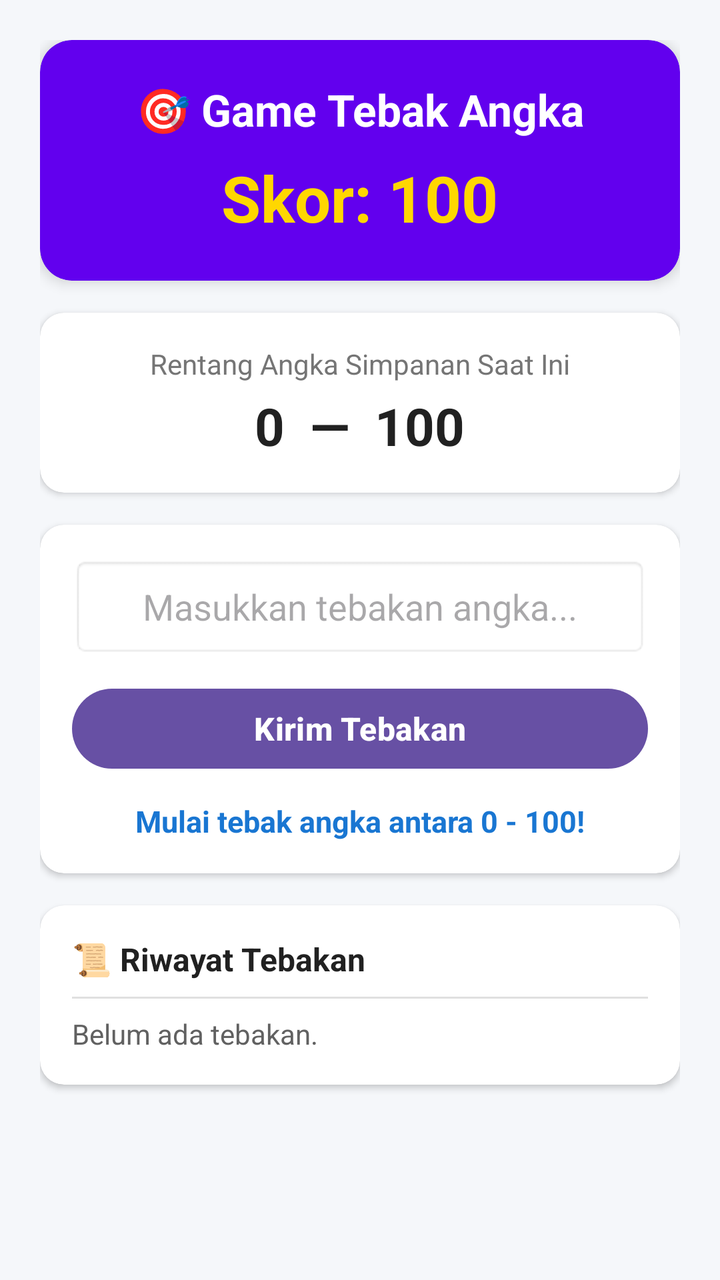
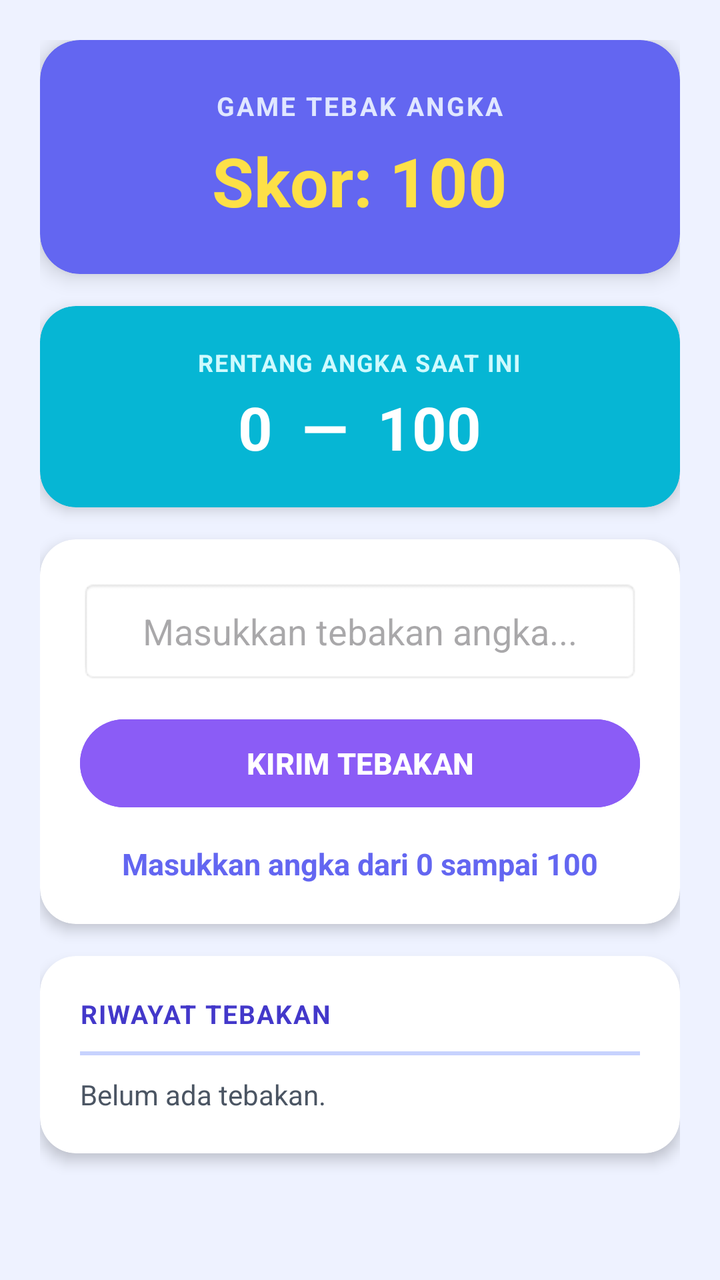

Two renders of the same Android screen: before a commit and after it. Below are the layout's source before the change and the commit's diff.
<!-- AndroidManifest.xml: application theme Theme.UTSTebakAngka -->
<!-- res/layout/activity_main.xml -->
<?xml version="1.0" encoding="utf-8"?>
<ScrollView xmlns:android="http://schemas.android.com/apk/res/android"
    xmlns:app="http://schemas.android.com/apk/res-auto"
    android:id="@+id/main"
    android:layout_width="match_parent"
    android:layout_height="match_parent"
    android:fillViewport="true"
    android:background="#F5F7FA">

    <LinearLayout
        android:layout_width="match_parent"
        android:layout_height="wrap_content"
        android:orientation="vertical"
        android:padding="20dp">

        
        <androidx.cardview.widget.CardView
            android:layout_width="match_parent"
            android:layout_height="wrap_content"
            android:layout_marginBottom="16dp"
            app:cardCornerRadius="16dp"
            app:cardElevation="4dp"
            app:cardBackgroundColor="#6200EE">

            <LinearLayout
                android:layout_width="match_parent"
                android:layout_height="wrap_content"
                android:orientation="vertical"
                android:gravity="center"
                android:padding="20dp">

                <TextView
                    android:layout_width="wrap_content"
                    android:layout_height="wrap_content"
                    android:text="🎯 Game Tebak Angka"
                    android:textColor="#FFFFFF"
                    android:textSize="22sp"
                    android:textStyle="bold" />

                <TextView
                    android:id="@+id/tvScore"
                    android:layout_width="wrap_content"
                    android:layout_height="wrap_content"
                    android:layout_marginTop="8dp"
                    android:text="Skor: 100"
                    android:textColor="#FFD700"
                    android:textSize="32sp"
                    android:textStyle="bold" />
            </LinearLayout>
        </androidx.cardview.widget.CardView>

        
        <androidx.cardview.widget.CardView
            android:layout_width="match_parent"
            android:layout_height="wrap_content"
            android:layout_marginBottom="16dp"
            app:cardCornerRadius="12dp"
            app:cardElevation="2dp"
            app:cardBackgroundColor="#FFFFFF">

            <LinearLayout
                android:layout_width="match_parent"
                android:layout_height="wrap_content"
                android:orientation="vertical"
                android:gravity="center"
                android:padding="16dp">

                <TextView
                    android:layout_width="wrap_content"
                    android:layout_height="wrap_content"
                    android:text="Rentang Angka Simpanan Saat Ini"
                    android:textColor="#757575"
                    android:textSize="14sp" />

                <TextView
                    android:id="@+id/tvRange"
                    android:layout_width="wrap_content"
                    android:layout_height="wrap_content"
                    android:layout_marginTop="4dp"
                    android:text="0  —  100"
                    android:textColor="#212121"
                    android:textSize="26sp"
                    android:textStyle="bold" />
            </LinearLayout>
        </androidx.cardview.widget.CardView>

        
        <androidx.cardview.widget.CardView
            android:layout_width="match_parent"
            android:layout_height="wrap_content"
            android:layout_marginBottom="16dp"
            app:cardCornerRadius="12dp"
            app:cardElevation="2dp"
            app:cardBackgroundColor="#FFFFFF">

            <LinearLayout
                android:layout_width="match_parent"
                android:layout_height="wrap_content"
                android:orientation="vertical"
                android:padding="16dp">

                <EditText
                    android:id="@+id/etGuess"
                    android:layout_width="match_parent"
                    android:layout_height="50dp"
                    android:background="@android:drawable/editbox_background"
                    android:hint="Masukkan tebakan angka..."
                    android:inputType="number"
                    android:paddingHorizontal="12dp"
                    android:gravity="center"
                    android:textSize="18sp" />

                <Button
                    android:id="@+id/btnGuess"
                    android:layout_width="match_parent"
                    android:layout_height="wrap_content"
                    android:layout_marginTop="12dp"
                    android:text="Kirim Tebakan"
                    android:textSize="16sp"
                    android:textStyle="bold" />

                <TextView
                    android:id="@+id/tvFeedback"
                    android:layout_width="match_parent"
                    android:layout_height="wrap_content"
                    android:layout_marginTop="12dp"
                    android:gravity="center"
                    android:text="Mulai tebak angka antara 0 - 100!"
                    android:textColor="#1976D2"
                    android:textSize="15sp"
                    android:textStyle="bold" />

                <Button
                    android:id="@+id/btnReset"
                    android:layout_width="match_parent"
                    android:layout_height="wrap_content"
                    android:layout_marginTop="12dp"
                    android:text="🔄 Main Lagi"
                    android:visibility="gone" />
            </LinearLayout>
        </androidx.cardview.widget.CardView>

        
        <androidx.cardview.widget.CardView
            android:layout_width="match_parent"
            android:layout_height="wrap_content"
            app:cardCornerRadius="12dp"
            app:cardElevation="2dp"
            app:cardBackgroundColor="#FFFFFF">

            <LinearLayout
                android:layout_width="match_parent"
                android:layout_height="wrap_content"
                android:orientation="vertical"
                android:padding="16dp">

                <TextView
                    android:layout_width="wrap_content"
                    android:layout_height="wrap_content"
                    android:text="📜 Riwayat Tebakan"
                    android:textColor="#212121"
                    android:textSize="16sp"
                    android:textStyle="bold" />

                <View
                    android:layout_width="match_parent"
                    android:layout_height="1dp"
                    android:layout_marginVertical="8dp"
                    android:background="#E0E0E0" />

                <TextView
                    android:id="@+id/tvHistory"
                    android:layout_width="match_parent"
                    android:layout_height="wrap_content"
                    android:text="Belum ada tebakan."
                    android:textColor="#616161"
                    android:textSize="14sp"
                    android:lineSpacingExtra="4dp" />
            </LinearLayout>
        </androidx.cardview.widget.CardView>

    </LinearLayout>
</ScrollView>
<!-- resources referenced by this layout -->
<resources>
  <style name="Theme.UTSTebakAngka" parent="Base.Theme.UTSTebakAngka" />
  <style name="Base.Theme.UTSTebakAngka" parent="Theme.Material3.DayNight.NoActionBar">
          
          
      </style>
</resources>

<!-- the commit's change to res/layout/activity_main.xml (unified diff, before → after) -->
@@ -5,7 +5,7 @@
     android:layout_width="match_parent"
     android:layout_height="match_parent"
     android:fillViewport="true"
-    android:background="#F5F7FA">
+    android:background="#EEF2FF">
 
     <LinearLayout
         android:layout_width="match_parent"
@@ -18,9 +18,46 @@
             android:layout_width="match_parent"
             android:layout_height="wrap_content"
             android:layout_marginBottom="16dp"
-            app:cardCornerRadius="16dp"
+            app:cardCornerRadius="20dp"
+            app:cardElevation="6dp"
+            app:cardBackgroundColor="#6366F1">
+
+            <LinearLayout
+                android:layout_width="match_parent"
+                android:layout_height="wrap_content"
+                android:orientation="vertical"
+                android:gravity="center"
+                android:padding="24dp">
+
+                <TextView
+                    android:layout_width="wrap_content"
+                    android:layout_height="wrap_content"
+                    android:text="GAME TEBAK ANGKA"
+                    android:textColor="#E0E7FF"
+                    android:textSize="13sp"
+                    android:textStyle="bold"
+                    android:letterSpacing="0.08" />
+
+                <TextView
+                    android:id="@+id/tvScore"
+                    android:layout_width="wrap_content"
+                    android:layout_height="wrap_content"
+                    android:layout_marginTop="6dp"
+                    android:text="Skor: 100"
+                    android:textColor="#FDE047"
+                    android:textSize="34sp"
+                    android:textStyle="bold" />
+            </LinearLayout>
+        </androidx.cardview.widget.CardView>
+
+        
+        <androidx.cardview.widget.CardView
+            android:layout_width="match_parent"
+            android:layout_height="wrap_content"
+            android:layout_marginBottom="16dp"
+            app:cardCornerRadius="18dp"
             app:cardElevation="4dp"
-            app:cardBackgroundColor="#6200EE">
+            app:cardBackgroundColor="#06B6D4">
 
             <LinearLayout
                 android:layout_width="match_parent"
@@ -32,19 +69,20 @@
                 <TextView
                     android:layout_width="wrap_content"
                     android:layout_height="wrap_content"
-                    android:text="🎯 Game Tebak Angka"
-                    android:textColor="#FFFFFF"
-                    android:textSize="22sp"
-                    android:textStyle="bold" />
+                    android:text="RENTANG ANGKA SAAT INI"
+                    android:textColor="#CFFAFE"
+                    android:textSize="12sp"
+                    android:textStyle="bold"
+                    android:letterSpacing="0.05" />
 
                 <TextView
-                    android:id="@+id/tvScore"
+                    android:id="@+id/tvRange"
                     android:layout_width="wrap_content"
                     android:layout_height="wrap_content"
-                    android:layout_marginTop="8dp"
-                    android:text="Skor: 100"
-                    android:textColor="#FFD700"
-                    android:textSize="32sp"
+                    android:layout_marginTop="4dp"
+                    android:text="0  —  100"
+                    android:textColor="#FFFFFF"
+                    android:textSize="30sp"
                     android:textStyle="bold" />
             </LinearLayout>
         </androidx.cardview.widget.CardView>
@@ -54,32 +92,59 @@
             android:layout_width="match_parent"
             android:layout_height="wrap_content"
             android:layout_marginBottom="16dp"
-            app:cardCornerRadius="12dp"
-            app:cardElevation="2dp"
+            app:cardCornerRadius="18dp"
+            app:cardElevation="4dp"
             app:cardBackgroundColor="#FFFFFF">
 
             <LinearLayout
                 android:layout_width="match_parent"
                 android:layout_height="wrap_content"
                 android:orientation="vertical"
-                android:gravity="center"
-                android:padding="16dp">
+                android:padding="20dp">
+
+                <EditText
+                    android:id="@+id/etGuess"
+                    android:layout_width="match_parent"
+                    android:layout_height="52dp"
+                    android:background="@android:drawable/editbox_background"
+                    android:hint="Masukkan tebakan angka..."
+                    android:inputType="number"
+                    android:paddingHorizontal="16dp"
+                    android:gravity="center"
+                    android:textSize="18sp" />
+
+                <Button
+                    android:id="@+id/btnGuess"
+                    android:layout_width="match_parent"
+                    android:layout_height="52dp"
+                    android:layout_marginTop="14dp"
+                    android:text="KIRIM TEBAKAN"
+                    android:textColor="#FFFFFF"
+                    android:backgroundTint="#8B5CF6"
+                    android:textSize="15sp"
+                    android:textStyle="bold" />
 
                 <TextView
-                    android:layout_width="wrap_content"
+                    android:id="@+id/tvFeedback"
+                    android:layout_width="match_parent"
                     android:layout_height="wrap_content"
-                    android:text="Rentang Angka Simpanan Saat Ini"
-                    android:textColor="#757575"
-                    android:textSize="14sp" />
+                    android:layout_marginTop="14dp"
+                    android:gravity="center"
+                    android:text="Masukkan angka dari 0 sampai 100"
+                    android:textColor="#6366F1"
+                    android:textSize="15sp"
+                    android:textStyle="bold" />
 
-                <TextView
-                    android:id="@+id/tvRange"
-                    android:layout_width="wrap_content"
-                    android:layout_height="wrap_content"
-                    android:layout_marginTop="4dp"
-                    android:text="0  —  100"
-                    android:textColor="#212121"
-                    android:textSize="26sp"
+                <Button
+                    android:id="@+id/btnReset"
+                    android:layout_width="match_parent"
+                    android:layout_height="52dp"
+                    android:layout_marginTop="12dp"
+                    android:text="MAIN LAGI"
+                    android:textColor="#FFFFFF"
+                    android:backgroundTint="#EC4899"
+                    android:visibility="gone"
+                    android:textSize="15sp"
                     android:textStyle="bold" />
             </LinearLayout>
         </androidx.cardview.widget.CardView>
@@ -88,94 +153,39 @@
         <androidx.cardview.widget.CardView
             android:layout_width="match_parent"
             android:layout_height="wrap_content"
-            android:layout_marginBottom="16dp"
-            app:cardCornerRadius="12dp"
-            app:cardElevation="2dp"
+            app:cardCornerRadius="18dp"
+            app:cardElevation="4dp"
             app:cardBackgroundColor="#FFFFFF">
 
             <LinearLayout
                 android:layout_width="match_parent"
                 android:layout_height="wrap_content"
                 android:orientation="vertical"
-                android:padding="16dp">
-
-                <EditText
-                    android:id="@+id/etGuess"
-                    android:layout_width="match_parent"
-                    android:layout_height="50dp"
-                    android:background="@android:drawable/editbox_background"
-                    android:hint="Masukkan tebakan angka..."
-                    android:inputType="number"
-                    android:paddingHorizontal="12dp"
-                    android:gravity="center"
-                    android:textSize="18sp" />
-
-                <Button
-                    android:id="@+id/btnGuess"
-                    android:layout_width="match_parent"
-                    android:layout_height="wrap_content"
-                    android:layout_marginTop="12dp"
-                    android:text="Kirim Tebakan"
-                    android:textSize="16sp"
-                    android:textStyle="bold" />
-
-                <TextView
-                    android:id="@+id/tvFeedback"
-                    android:layout_width="match_parent"
-                    android:layout_height="wrap_content"
-                    android:layout_marginTop="12dp"
-                    android:gravity="center"
-                    android:text="Mulai tebak angka antara 0 - 100!"
-                    android:textColor="#1976D2"
-                    android:textSize="15sp"
-                    android:textStyle="bold" />
-
-                <Button
-                    android:id="@+id/btnReset"
-                    android:layout_width="match_parent"
-                    android:layout_height="wrap_content"
-                    android:layout_marginTop="12dp"
-                    android:text="🔄 Main Lagi"
-                    android:visibility="gone" />
-            </LinearLayout>
-        </androidx.cardview.widget.CardView>
-
-        
-        <androidx.cardview.widget.CardView
-            android:layout_width="match_parent"
-            android:layout_height="wrap_content"
-            app:cardCornerRadius="12dp"
-            app:cardElevation="2dp"
-            app:cardBackgroundColor="#FFFFFF">
-
-            <LinearLayout
-                android:layout_width="match_parent"
-                android:layout_height="wrap_content"
-                android:orientation="vertical"
-                android:padding="16dp">
+                android:padding="20dp">
 
                 <TextView
                     android:layout_width="wrap_content"
                     android:layout_height="wrap_content"
-                    android:text="📜 Riwayat Tebakan"
-                    android:textColor="#212121"
-                    android:textSize="16sp"
-                    android:textStyle="bold" />
+                    android:text="RIWAYAT TEBAKAN"
+                    android:textColor="#4338CA"
+                    android:textSize="13sp"
+                    android:textStyle="bold"
+                    android:letterSpacing="0.05" />
 
                 <View
                     android:layout_width="match_parent"
-                    android:layout_height="1dp"
-                    android:layout_marginVertical="8dp"
-                    android:background="#E0E0E0" />
+                    android:layout_height="2dp"
+                    android:layout_marginVertical="10dp"
+                    android:background="#C7D2FE" />
 
                 <TextView
                     android:id="@+id/tvHistory"
                     android:layout_width="match_parent"
                     android:layout_height="wrap_content"
                     android:text="Belum ada tebakan."
-                    android:textColor="#616161"
+                    android:textColor="#4B5563"
                     android:textSize="14sp"
-                    android:lineSpacingExtra="4dp" />
+                    android:lineSpacingExtra="6dp" />
             </LinearLayout>
         </androidx.cardview.widget.CardView>
 
